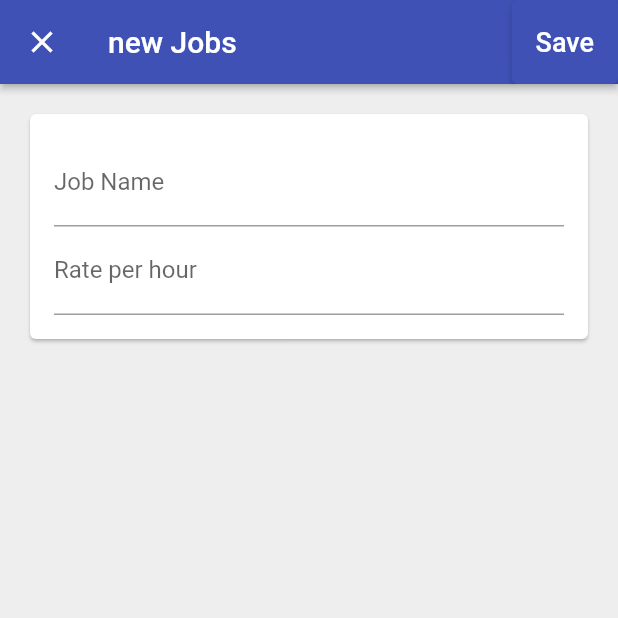
After one commit to baosphoa0403/flutter-demo, a Flutter app: the screen it shows once a user with an empty profile is signed in, after a tap on the "add" icon, on a phone screen of 412 x 824 dp, the top half of it. The commit adds this screen. Run offline on Flutter 3.47's test engine with Material 2 defaults, Android fonts, the phone set to English and light mode, and no system bars; our stand-ins replace cloud_firestore, firebase_auth, firebase_core, google_sign_in; missing offline and left inert: flutter_facebook_auth; accounts and stored records are empty.

Commit message:
complete add and edit form

```diff
--- /dev/null
+++ b/lib/home/jobs/edit_job_page.dart
@@ -0,0 +1,142 @@
+import 'package:demoflutter/common_widgets/show_alert_dialog.dart';
+import 'package:demoflutter/common_widgets/show_exception_diaglog.dart';
+import 'package:demoflutter/home/models/job.dart';
+import 'package:demoflutter/service/database.dart';
+import 'package:firebase_core/firebase_core.dart';
+import 'package:flutter/material.dart';
+import 'package:provider/provider.dart';
+
+class EditJobPage extends StatefulWidget {
+  const EditJobPage({Key? key, required this.database, required this.job})
+      : super(key: key);
+  final Database database;
+  final Job? job;
+  static Future<void> show(BuildContext context, {required Job? job}) async {
+    final database = Provider.of<Database>(context, listen: false);
+    await Navigator.of(context).push(MaterialPageRoute(
+        builder: (context) => EditJobPage(
+              database: database,
+              job: job,
+            ),
+        fullscreenDialog: true));
+  }
+
+  @override
+  _EditJobPageState createState() => _EditJobPageState();
+}
+
+class _EditJobPageState extends State<EditJobPage> {
+  final _formKey = GlobalKey<FormState>();
+
+  String _name = "";
+  int _ratePerHours = 0;
+
+  bool _validateAndSaveForm() {
+    final form = _formKey.currentState;
+    if (form!.validate()) {
+      form.save();
+      return true;
+    }
+    return false;
+  }
+
+  @override
+  void initState() {
+    super.initState();
+    if (widget.job != null) {
+      _name = widget.job!.name;
+      _ratePerHours = widget.job!.ratePerHours;
+    }
+  }
+
+  Future<void> _submit() async {
+    if (_validateAndSaveForm()) {
+      try {
+        final jobs = await widget.database.jobsStream().first;
+        final allNames = jobs.map((e) => e!.name).toList();
+        if (widget.job != null) {
+          allNames.remove(widget.job!.name);
+        }
+        if (allNames.contains(_name)) {
+          showAlertDialog(context,
+              title: "Name already used",
+              content: "Please choosen a different job name",
+              defaultActionText: "ok");
+          return;
+        }
+        final String id = widget.job?.id ?? documentIDFormCurrentDate();
+        final Job job = Job(name: _name, ratePerHours: _ratePerHours, id: id);
+        await widget.database.setJob(job);
+        Navigator.pop(context);
+      } on FirebaseException catch (e) {
+        showExceptionAlertDialog(context,
+            title: "error", exception: e, deafaultActionTex: "ok");
+      }
+    }
+  }
+
+  @override
+  Widget build(BuildContext context) {
+    return Scaffold(
+      appBar: AppBar(
+        elevation: 2.0,
+        title: Text(widget.job == null ? "new Jobs" : "edit job"),
+        actions: <Widget>[
+          ElevatedButton(
+              onPressed: _submit,
+              child: const Text(
+                "Save",
+                style: TextStyle(fontSize: 18, color: Colors.white),
+              ))
+        ],
+      ),
+      body: _builContent(),
+      backgroundColor: Colors.grey[200],
+    );
+  }
+
+  Widget _builContent() {
+    return SingleChildScrollView(
+      child: Padding(
+        padding: const EdgeInsets.all(16.0),
+        child: Card(
+          child: Padding(
+            padding: const EdgeInsets.all(16.0),
+            child: _buildForm(),
+          ),
+        ),
+      ),
+    );
+  }
+
+  Widget _buildForm() {
+    return Form(
+      key: _formKey,
+      child: Column(
+        crossAxisAlignment: CrossAxisAlignment.stretch,
+        children: _buildFormChildren(),
+      ),
+    );
+  }
+
+  List<Widget> _buildFormChildren() {
+    return [
+      TextFormField(
+        initialValue: _name,
+        decoration: const InputDecoration(label: Text("Job Name")),
+        validator: (value) => value!.isEmpty ? "Name can not empty " : null,
+        onSaved: (value) => _name = value!,
+        // dùng onsave update variable local , widget rebuild not required => don't call setSTate
+      ),
+      TextFormField(
+        initialValue: _ratePerHours == 0 ? "" : _ratePerHours.toString(),
+        decoration: const InputDecoration(label: Text("Rate per hour")),
+        keyboardType: const TextInputType.numberWithOptions(
+            signed: false, decimal: false),
+        onSaved: (value) => _ratePerHours = int.tryParse(value!) ?? 0,
+        validator: (value) =>
+            value!.isEmpty ? "Rate per hour can not empty " : null,
+      )
+    ];
+  }
+}
--- /dev/null
+++ b/lib/home/jobs/job_list_title.dart
@@ -0,0 +1,17 @@
+import 'package:demoflutter/home/models/job.dart';
+import 'package:flutter/material.dart';
+
+class JobListTitle extends StatelessWidget {
+  const JobListTitle({Key? key, required this.job, required this.onTap})
+      : super(key: key);
+  final Job job;
+  final VoidCallback onTap;
+  @override
+  Widget build(BuildContext context) {
+    return ListTile(
+      title: Text(job.name + "- " + job.ratePerHours.toString()),
+      onTap: onTap,
+      trailing: const Icon(Icons.chevron_right),
+    );
+  }
+}
--- a/lib/home/jobs/jobs_page.dart
+++ b/lib/home/jobs/jobs_page.dart
@@ -1,6 +1,7 @@
 import 'package:cloud_firestore/cloud_firestore.dart';
 import 'package:demoflutter/common_widgets/show_alert_dialog.dart';
-import 'package:demoflutter/home/jobs/add_job_page.dart';
+import 'package:demoflutter/home/jobs/edit_job_page.dart';
+import 'package:demoflutter/home/jobs/job_list_title.dart';
 import 'package:demoflutter/home/models/job.dart';
 import 'package:demoflutter/service/auth.dart';
 import 'package:demoflutter/service/database.dart';
@@ -16,9 +17,7 @@ class JopsPage extends StatelessWidget {
       final googleSignIn = GoogleSignIn();
       await googleSignIn.signOut();
       await auth.signOut();
-    } catch (e) {
-      print(e);
-    }
+    } catch (e) {}
   }
 
   Future<void> confirmSignOut(BuildContext context) async {
@@ -29,16 +28,6 @@ class JopsPage extends StatelessWidget {
         cancelActionText: "No");
     if (didRequestSignOut == true) {
       _logoutAnonymous(context);
-    }
-  }
-
-  Future<void> _createJob(BuildContext context) async {
-    try {
-      final database = Provider.of<Database>(context, listen: false);
-      await database.createJob(Job(name: "Blogging", ratePerHours: 10));
-    } on FirebaseException catch (e) {
-      showAlertDialog(context,
-          title: "operation fail", content: e.code, defaultActionText: "ok");
     }
   }
 
@@ -61,7 +50,7 @@ class JopsPage extends StatelessWidget {
       // ignore: prefer_const_constructors
       floatingActionButton: FloatingActionButton(
         child: const Icon(Icons.add),
-        onPressed: () => AddJobPage.show(context),
+        onPressed: () => EditJobPage.show(context, job: null),
       ),
     );
   }
@@ -73,7 +62,12 @@ class JopsPage extends StatelessWidget {
       builder: (context, snapshot) {
         if (snapshot.hasData) {
           final jobs = snapshot.data;
-          final children = jobs!.map((e) => Text(e!.name)).toList();
+          final children = jobs!
+              .map((job) => JobListTitle(
+                    job: job!,
+                    onTap: () => EditJobPage.show(context, job: job),
+                  ))
+              .toList();
           return ListView(
             children: children,
           );
--- a/lib/home/models/job.dart
+++ b/lib/home/models/job.dart
@@ -1,19 +1,15 @@
-import 'package:flutter/material.dart';
-
 class Job {
-  Job({required this.name, required this.ratePerHours});
+  Job({required this.id, required this.name, required this.ratePerHours});
   final String name;
   final int ratePerHours;
-
+  final String id;
   Map<String, dynamic> toMap() {
     return {"name": name, "ratePerHours": ratePerHours};
   }
 
-  factory Job.formMap(Map<String, dynamic> data) {
+  factory Job.formMap(Map<String, dynamic> data, String documentID) {
     final String name = data['name'];
     final int ratePerHours = data['ratePerHours'];
-    return Job(name: name, ratePerHours: ratePerHours);
+    return Job(name: name, ratePerHours: ratePerHours, id: documentID);
   }
-
-
 }
--- a/lib/service/auth_api_path.dart
+++ b/lib/service/auth_api_path.dart
@@ -1,4 +1,4 @@
 class APIPath {
-  static String job(String uid, String jobId) => '/users/$uid/jobs/$job';
+  static String job(String uid, String jobId) => '/users/$uid/jobs/$jobId';
   static String jobs(String uid) => "/users/$uid/jobs";
 }
--- a/lib/service/database.dart
+++ b/lib/service/database.dart
@@ -4,9 +4,11 @@ import 'package:demoflutter/service/auth_api_path.dart';
 import 'package:demoflutter/service/firestore_service.dart';
 
 abstract class Database {
-  Future<void> createJob(Job job);
+  Future<void> setJob(Job job);
   Stream<List<Job?>> jobsStream();
 }
+
+String documentIDFormCurrentDate() => DateTime.now().toIso8601String();
 
 class FirestoreDatabase implements Database {
   final String uid;
@@ -14,9 +16,10 @@ class FirestoreDatabase implements Database {
   FirestoreDatabase({required this.uid});
   final _service = FireStoreService.instance;
   @override
-  Future<void> createJob(Job job) async =>
-      _service.setData(data: job.toMap(), path: APIPath.job(uid, "job_abc"));
+  Future<void> setJob(Job job) async =>
+      await _service.setData(data: job.toMap(), path: APIPath.job(uid, job.id));
   @override
   Stream<List<Job?>> jobsStream() => _service.collectionStream(
-      path: APIPath.jobs(uid), builder: (data) => Job.formMap(data));
+      path: APIPath.jobs(uid),
+      builder: (data, documentID) => Job.formMap(data, documentID));
 }
--- a/lib/service/firestore_service.dart
+++ b/lib/service/firestore_service.dart
@@ -6,15 +6,15 @@ class FireStoreService {
 
   Future<void> setData({String path = "", Map<String, dynamic>? data}) async {
     final reference = FirebaseFirestore.instance.doc(path);
-    print('$path: $data');
     await reference.set(data!);
   }
 
   Stream<List<T>> collectionStream<T>(
-      {String? path, T Function(Map<String, dynamic> data)? builder}) {
+      {String? path,
+      T Function(Map<String, dynamic> data, String documentID)? builder}) {
     final reference = FirebaseFirestore.instance.collection(path!);
     final snapshots = reference.snapshots();
     return snapshots
-        .map((item) => item.docs.map((e) => builder!(e.data())).toList());
+        .map((item) => item.docs.map((e) => builder!(e.data(), e.id)).toList());// get id ở đây
   }
 }
```
Also changed, not shown: lib/home/jobs/add_job_page.dart (deleted, +0 -97 lines).
